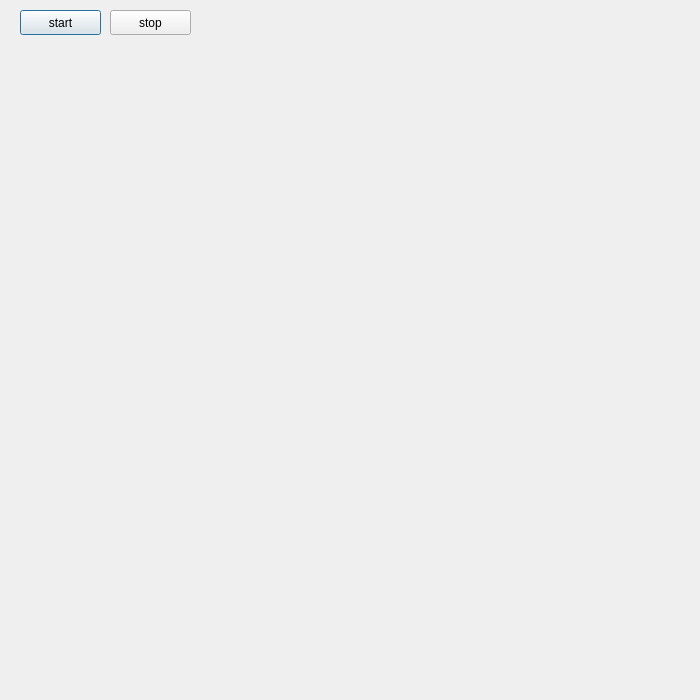
Qt form src/gui/SimulationWindow.ui (gergokoncz/collective_behavior_of_swarms) before a commit.
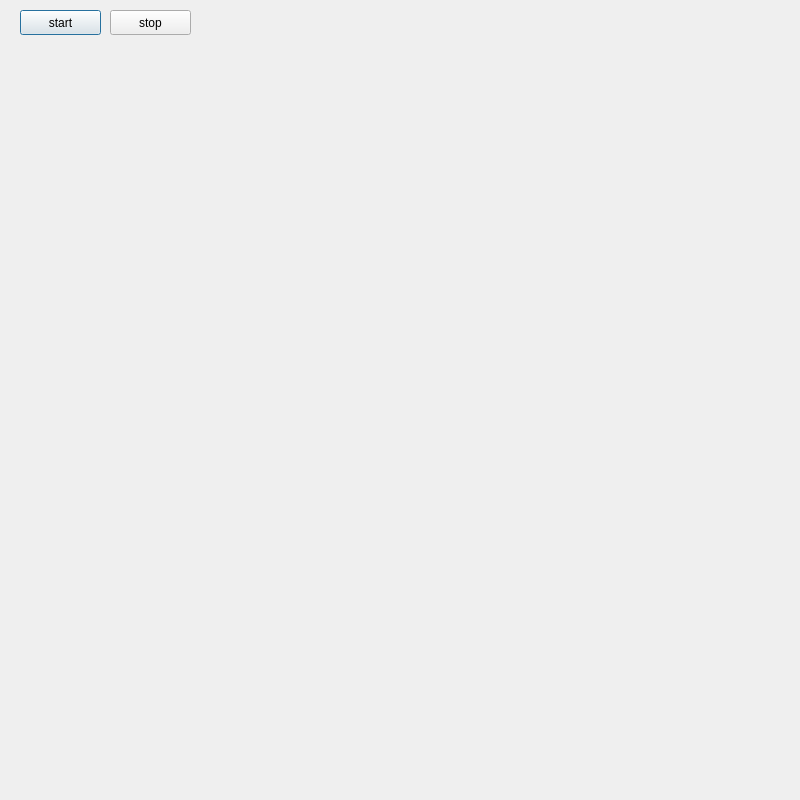
The same form after that commit.

```diff
--- a/src/gui/SimulationWindow.ui
+++ b/src/gui/SimulationWindow.ui
@@ -6,8 +6,8 @@
    <rect>
     <x>0</x>
     <y>0</y>
-    <width>700</width>
-    <height>700</height>
+    <width>800</width>
+    <height>800</height>
    </rect>
   </property>
   <property name="windowTitle">
```
